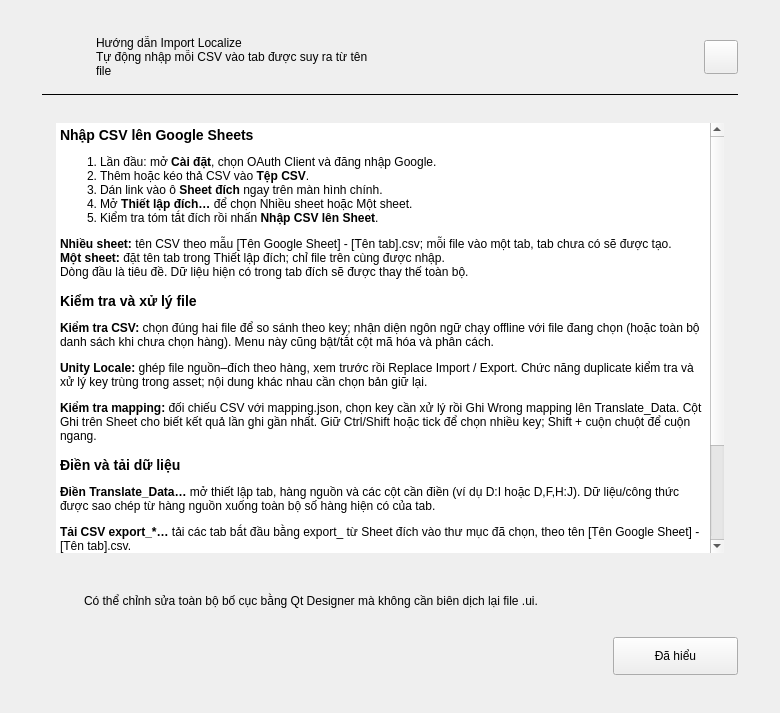
Qt form src/import_localize/ui/forms/help_dialog.ui (longnguy3n/Import-Localize) before a commit.
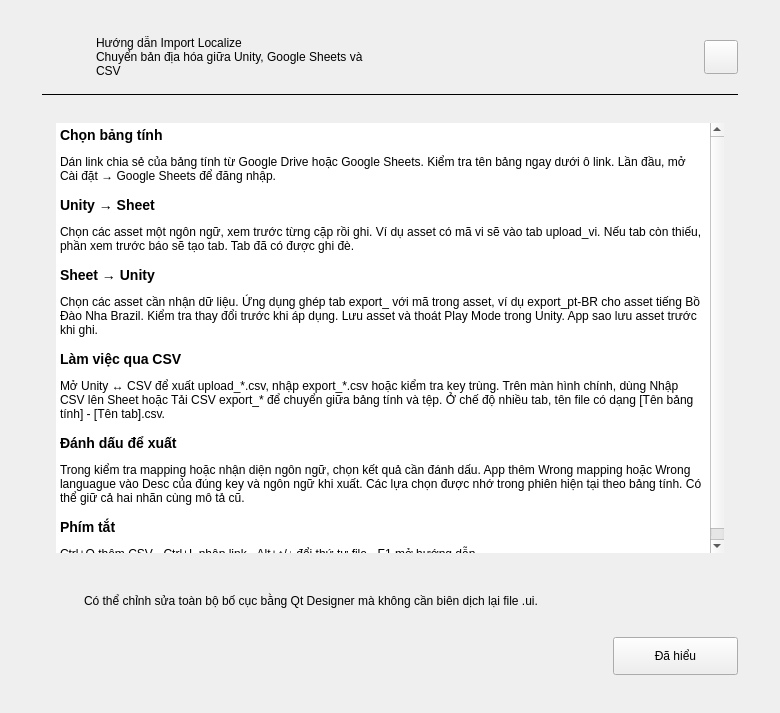
The same form after that commit.

Commit message: Transfer Unity locales directly to and from Sheets and annotate exports (v1.20.0)

Diff of the .ui file:
```diff
--- a/src/import_localize/ui/forms/help_dialog.ui
+++ b/src/import_localize/ui/forms/help_dialog.ui
@@ -83,7 +83,7 @@
           <item>
            <widget class="QLabel" name="subtitleLabel">
             <property name="text">
-             <string>Tự động nhập mỗi CSV vào tab được suy ra từ tên file</string>
+             <string>Chuyển bản địa hóa giữa Unity, Google Sheets và CSV</string>
             </property>
             <property name="wordWrap">
              <bool>true</bool>
@@ -175,7 +175,7 @@
             </size>
            </property>
            <property name="html">
-            <string>&lt;h3&gt;Nhập CSV lên Google Sheets&lt;/h3&gt;&lt;ol&gt;&lt;li&gt;Lần đầu: mở &lt;b&gt;Cài đặt&lt;/b&gt;, chọn OAuth Client và đăng nhập Google.&lt;/li&gt;&lt;li&gt;Thêm hoặc kéo thả CSV vào &lt;b&gt;Tệp CSV&lt;/b&gt;.&lt;/li&gt;&lt;li&gt;Dán link vào ô &lt;b&gt;Sheet đích&lt;/b&gt; ngay trên màn hình chính.&lt;/li&gt;&lt;li&gt;Mở &lt;b&gt;Thiết lập đích…&lt;/b&gt; để chọn Nhiều sheet hoặc Một sheet.&lt;/li&gt;&lt;li&gt;Kiểm tra tóm tắt đích rồi nhấn &lt;b&gt;Nhập CSV lên Sheet&lt;/b&gt;.&lt;/li&gt;&lt;/ol&gt;&lt;p&gt;&lt;b&gt;Nhiều sheet:&lt;/b&gt; tên CSV theo mẫu [Tên Google Sheet] - [Tên tab].csv; mỗi file vào một tab, tab chưa có sẽ được tạo.&lt;br/&gt;&lt;b&gt;Một sheet:&lt;/b&gt; đặt tên tab trong Thiết lập đích; chỉ file trên cùng được nhập.&lt;br/&gt;Dòng đầu là tiêu đề. Dữ liệu hiện có trong tab đích sẽ được thay thế toàn bộ.&lt;/p&gt;&lt;h3&gt;Kiểm tra và xử lý file&lt;/h3&gt;&lt;p&gt;&lt;b&gt;Kiểm tra CSV:&lt;/b&gt; chọn đúng hai file để so sánh theo key; nhận diện ngôn ngữ chạy offline với file đang chọn (hoặc toàn bộ danh sách khi chưa chọn hàng). Menu này cũng bật/tắt cột mã hóa và phân cách.&lt;/p&gt;&lt;p&gt;&lt;b&gt;Unity Locale:&lt;/b&gt; ghép file nguồn–đích theo hàng, xem trước rồi Replace Import / Export. Chức năng duplicate kiểm tra và xử lý key trùng trong asset; nội dung khác nhau cần chọn bản giữ lại.&lt;/p&gt;&lt;p&gt;&lt;b&gt;Kiểm tra mapping:&lt;/b&gt; đối chiếu CSV với mapping.json, chọn key cần xử lý rồi Ghi Wrong mapping lên Translate_Data. Cột Ghi trên Sheet cho biết kết quả lần ghi gần nhất. Giữ Ctrl/Shift hoặc tick để chọn nhiều key; Shift + cuộn chuột để cuộn ngang.&lt;/p&gt;&lt;h3&gt;Điền và tải dữ liệu&lt;/h3&gt;&lt;p&gt;&lt;b&gt;Điền Translate_Data…&lt;/b&gt; mở thiết lập tab, hàng nguồn và các cột cần điền (ví dụ D:I hoặc D,F,H:J). Dữ liệu/công thức được sao chép từ hàng nguồn xuống toàn bộ số hàng hiện có của tab.&lt;/p&gt;&lt;p&gt;&lt;b&gt;Tải CSV export_*…&lt;/b&gt; tải các tab bắt đầu bằng export_ từ Sheet đích vào thư mục đã chọn, theo tên [Tên Google Sheet] - [Tên tab].csv.&lt;/p&gt;&lt;h3&gt;Phím tắt và bố cục&lt;/h3&gt;&lt;p&gt;&lt;b&gt;Ctrl+O&lt;/b&gt; thêm CSV · &lt;b&gt;Ctrl+L&lt;/b&gt; nhập link Sheet · &lt;b&gt;F1&lt;/b&gt; hướng dẫn · &lt;b&gt;Alt+↑/↓&lt;/b&gt; đổi thứ tự file đã chọn.&lt;br/&gt;Kéo vạch chia để điều chỉnh các vùng. Nhật ký có thể thu gọn và tự mở khi gặp lỗi. Các mục tùy chọn/chi tiết mở khi cần.&lt;/p&gt;&lt;h3&gt;Cập nhật ứng dụng&lt;/h3&gt;&lt;p&gt;Trong bản EXE, mở &lt;b&gt;Cài đặt → Cập nhật&lt;/b&gt; để tải bản mới từ GitHub Releases, xác minh SHA-256 và tự khởi động lại.&lt;/p&gt;</string>
+            <string>&lt;h3&gt;Chọn bảng tính&lt;/h3&gt;&lt;p&gt;Dán link chia sẻ của bảng tính từ Google Drive hoặc Google Sheets. Kiểm tra tên bảng ngay dưới ô link. Lần đầu, mở Cài đặt → Google Sheets để đăng nhập.&lt;/p&gt;&lt;h3&gt;Unity → Sheet&lt;/h3&gt;&lt;p&gt;Chọn các asset một ngôn ngữ, xem trước từng cặp rồi ghi. Ví dụ asset có mã vi sẽ vào tab upload_vi. Nếu tab còn thiếu, phần xem trước báo sẽ tạo tab. Tab đã có được ghi đè.&lt;/p&gt;&lt;h3&gt;Sheet → Unity&lt;/h3&gt;&lt;p&gt;Chọn các asset cần nhận dữ liệu. Ứng dụng ghép tab export_ với mã trong asset, ví dụ export_pt-BR cho asset tiếng Bồ Đào Nha Brazil. Kiểm tra thay đổi trước khi áp dụng. Lưu asset và thoát Play Mode trong Unity. App sao lưu asset trước khi ghi.&lt;/p&gt;&lt;h3&gt;Làm việc qua CSV&lt;/h3&gt;&lt;p&gt;Mở Unity ↔ CSV để xuất upload_*.csv, nhập export_*.csv hoặc kiểm tra key trùng. Trên màn hình chính, dùng Nhập CSV lên Sheet hoặc Tải CSV export_* để chuyển giữa bảng tính và tệp. Ở chế độ nhiều tab, tên file có dạng [Tên bảng tính] - [Tên tab].csv.&lt;/p&gt;&lt;h3&gt;Đánh dấu để xuất&lt;/h3&gt;&lt;p&gt;Trong kiểm tra mapping hoặc nhận diện ngôn ngữ, chọn kết quả cần đánh dấu. App thêm Wrong mapping hoặc Wrong languague vào Desc của đúng key và ngôn ngữ khi xuất. Các lựa chọn được nhớ trong phiên hiện tại theo bảng tính. Có thể giữ cả hai nhãn cùng mô tả cũ.&lt;/p&gt;&lt;h3&gt;Phím tắt&lt;/h3&gt;&lt;p&gt;Ctrl+O thêm CSV · Ctrl+L nhập link · Alt+↑/↓ đổi thứ tự file · F1 mở hướng dẫn.&lt;/p&gt;</string>
            </property>
            <property name="openExternalLinks">
             <bool>true</bool>
```
The commit also changes 44 other files.
